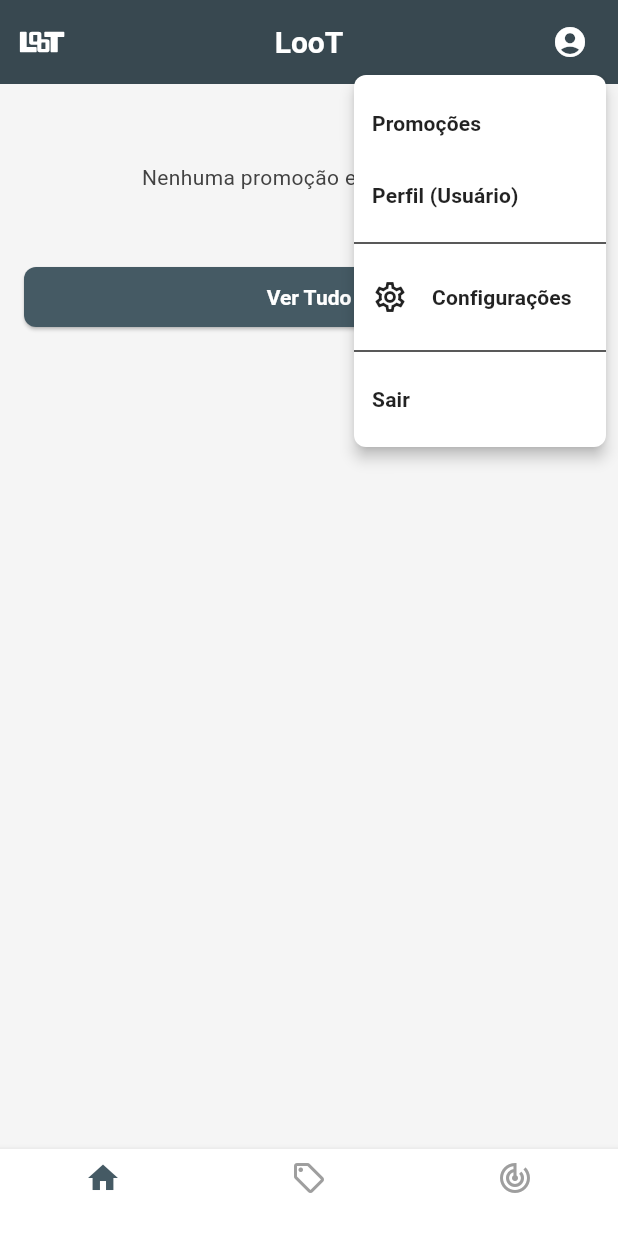
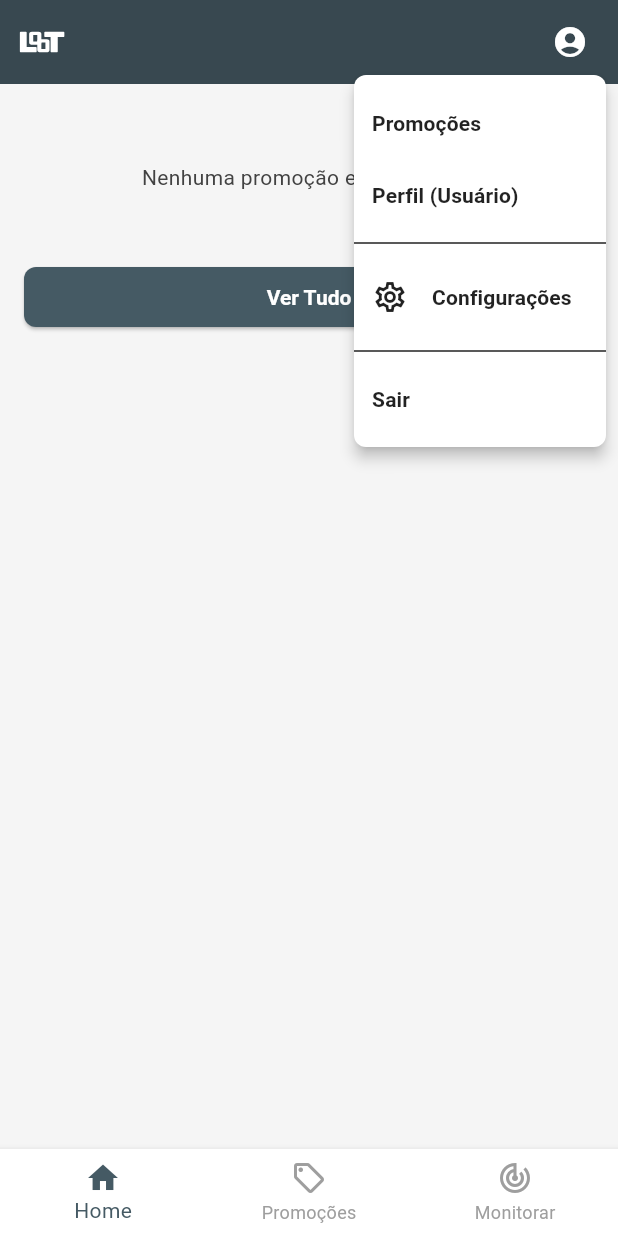
Before and after one commit to lopesDilceu/LootApp, a Flutter app: the screen it shows once a user with an empty profile is signed in, after a tap on the "account circle" icon, on a phone screen of 412 x 824 dp. Run offline on Flutter 3.47's test engine with Material 3 defaults, Android fonts, the phone set to English and light mode, and no system bars; our stand-ins replace cloud_firestore, firebase_auth, firebase_core, flutter_svg, get, get_storage and 1 more; accounts and stored records are empty; network calls fail; Roboto replaces fonts that are missing (AlumniSansSC).

Commit message:
refact: serachbar on CommonAppBar now

```diff
--- a/lib/app/screens/deals/deals_list_screen_content.dart
+++ b/lib/app/screens/deals/deals_list_screen_content.dart
@@ -15,43 +15,43 @@
       child: Column(
         children: [
           // Barra de Busca NO CORPO DA TELA
-          Padding(
-            padding: const EdgeInsets.fromLTRB(10, 10, 10, 0),
-            child: Row(
-              children: [
-                Expanded(
-                  child: TextField(
-                    controller: controller.searchTEC, // Usa o searchTEC do DealsController
-                    decoration: InputDecoration(
-                      hintText: "Ex: Batman, Call of Duty...",
-                      prefixIcon: const Icon(Icons.search),
-                      border: const OutlineInputBorder(),
-                      suffixIcon: Obx(() =>
-                      controller.searchQuery.value.isNotEmpty // <<< OBSERVA A VARIÁVEL RxString searchQuery
-                          ? IconButton(
-                              icon: const Icon(Icons.clear),
-                              onPressed: controller.clearSearchInScreenAndFetchInitial,
-                            )
-                          : const SizedBox.shrink()),
-                    ),
-                    onSubmitted: (value) {
-                      controller.searchGamesByTitleInScreen(value);
-                    },
-                  ),
-                ),
-                const SizedBox(width: 8),
-                ElevatedButton.icon(
-                  icon: const Icon(Icons.search),
-                  label: const Text("Buscar"),
-                  onPressed: () {
-                    controller.searchGamesByTitleInScreen(controller.searchTEC.text);
-                    FocusScope.of(context).unfocus();
-                  },
-                  style: ElevatedButton.styleFrom(padding: const EdgeInsets.symmetric(vertical: 15, horizontal: 12)),
-                )
-              ],
-            ),
-          ),
+          // Padding(
+          //   padding: const EdgeInsets.fromLTRB(10, 10, 10, 0),
+          //   child: Row(
+          //     children: [
+          //       Expanded(
+          //         child: TextField(
+          //           controller: controller.searchTEC, // Usa o searchTEC do DealsController
+          //           decoration: InputDecoration(
+          //             hintText: "Ex: Batman, Call of Duty...",
+          //             prefixIcon: const Icon(Icons.search),
+          //             border: const OutlineInputBorder(),
+          //             suffixIcon: Obx(() =>
+          //             controller.searchQuery.value.isNotEmpty // <<< OBSERVA A VARIÁVEL RxString searchQuery
+          //                 ? IconButton(
+          //                     icon: const Icon(Icons.clear),
+          //                     onPressed: controller.clearSearchInScreenAndFetchInitial,
+          //                   )
+          //                 : const SizedBox.shrink()),
+          //           ),
+          //           onSubmitted: (value) {
+          //             controller.searchGamesByTitleInScreen(value);
+          //           },
+          //         ),
+          //       ),
+          //       const SizedBox(width: 8),
+          //       ElevatedButton.icon(
+          //         icon: const Icon(Icons.search),
+          //         label: const Text("Buscar"),
+          //         onPressed: () {
+          //           controller.searchGamesByTitleInScreen(controller.searchTEC.text);
+          //           FocusScope.of(context).unfocus();
+          //         },
+          //         style: ElevatedButton.styleFrom(padding: const EdgeInsets.symmetric(vertical: 15, horizontal: 12)),
+          //       )
+          //     ],
+          //   ),
+          // ),
           // Botão de Filtro
           Padding(
             padding: const EdgeInsets.symmetric(horizontal: 12.0, vertical: 8.0),
--- a/lib/app/screens/main_navigation/main_navigation_screen.dart
+++ b/lib/app/screens/main_navigation/main_navigation_screen.dart
@@ -1,5 +1,6 @@
 import 'package:flutter/material.dart';
 import 'package:get/get.dart';
+import 'package:loot_app/app/controllers/deals_controller.dart';
 import 'package:loot_app/app/controllers/main_navigation_controller.dart';
 import 'package:loot_app/app/widgets/common/app_bar.dart';
 
@@ -8,16 +9,26 @@
 
   @override
   Widget build(BuildContext context) {
-    return Scaffold(
+    return GestureDetector(
+      behavior: HitTestBehavior.translucent,  // importante para captar toques em áreas vazias
+      onTap: () {
+        FocusScope.of(context).unfocus();  // tira o foco do TextField
+      },
+      child: Scaffold(
         appBar: PreferredSize(
           preferredSize: const Size.fromHeight(kToolbarHeight),
-        child: Obx(
-          () => CommonAppBar(
-            title: controller.appBarTitle.value,
-            isSecondaryPageActive:
-                controller.isSecondaryPageActive, // Passa o estado
-          ),
-        ),
+          child: Obx(() {
+            bool showSearch = controller.selectedIndex.value == 1; // aba promoções
+
+            return CommonAppBar(
+              isSecondaryPageActive: controller.isSecondaryPageActive,
+              showSearchBar: showSearch,
+              onSearchSubmitted: (query) {
+                final dealsController = Get.find<DealsController>();
+                dealsController.searchGamesByTitleInScreen(query);
+              },
+            );
+          }),
         ),
         body: Obx(() {
           if (controller.secondaryPageContent.value != null) {
@@ -31,29 +42,30 @@
         bottomNavigationBar: Obx(
           () => controller.showBottomNavBar.value
               ? BottomNavigationBar(
-                type: BottomNavigationBarType.fixed, // Evita rotação do ícone
+                  type: BottomNavigationBarType.fixed,
                   onTap: controller.changeTabPage,
                   currentIndex: controller.selectedIndex.value,
                   items: const <BottomNavigationBarItem>[
                     BottomNavigationBarItem(
                       icon: Icon(Icons.home_outlined),
                       activeIcon: Icon(Icons.home),
-                    label: '', // Removendo o label
+                      label: 'Home',
                     ),
                     BottomNavigationBarItem(
                       icon: Icon(Icons.local_offer_outlined),
                       activeIcon: Icon(Icons.local_offer),
-                    label: '', // Removendo o label
+                      label: 'Promoções',
                     ),
                     BottomNavigationBarItem(
                       icon: Icon(Icons.track_changes_outlined),
                       activeIcon: Icon(Icons.track_changes),
-                    label: '', // Removendo o label
+                      label: 'Monitorar',
                     ),
                   ],
                 )
               : const SizedBox.shrink(),
         ),
+      ),
     );
   }
 }
--- a/lib/app/widgets/common/app_bar.dart
+++ b/lib/app/widgets/common/app_bar.dart
@@ -11,23 +11,57 @@
 import 'package:loot_app/app/services/auth/auth_service.dart';
 
 
-class CommonAppBar extends StatelessWidget implements PreferredSizeWidget {
-  final String title;
+class CommonAppBar extends StatefulWidget implements PreferredSizeWidget {
   final bool isSecondaryPageActive;
+  final bool showSearchBar;
+  final Function(String)? onSearchSubmitted;
 
   const CommonAppBar({
     super.key,
-    required this.title,
     this.isSecondaryPageActive = false,
+    this.showSearchBar = false,
+    this.onSearchSubmitted,
   });
 
   @override
+  State<CommonAppBar> createState() => _CommonAppBarState();
+
+  @override
+  Size get preferredSize => const Size.fromHeight(kToolbarHeight);
+}
+
+class _CommonAppBarState extends State<CommonAppBar> {
+  late final TextEditingController _searchTEC;
+
+  bool _hasText = false;
+
+  @override
+  void initState() {
+    super.initState();
+    _searchTEC = TextEditingController();
+    _searchTEC.addListener(() {
+      final hasTextNow = _searchTEC.text.isNotEmpty;
+      print('Texto digitado: ${_searchTEC.text}, hasTextNow: $hasTextNow');
+      if (hasTextNow != _hasText) {
+        setState(() {
+          _hasText = hasTextNow;
+        });
+      }
+    });
+  }
+
+  @override
+  void dispose() {
+    _searchTEC.dispose();
+    super.dispose();
+  }
+
+  @override
   Widget build(BuildContext context) {
-    final AuthService authService = AuthService.to;
-    final MainNavigationController mainNavController = MainNavigationController.to;
+    final mainNavController = MainNavigationController.to;
 
     return AppBar(
-      leading: isSecondaryPageActive
+      leading: widget.isSecondaryPageActive
           ? IconButton(
               icon: const Icon(Icons.arrow_back, color: Colors.white),
               tooltip: "Voltar",
@@ -35,19 +69,49 @@
             )
           : IconButton(
               icon: SvgPicture.asset(
-                'assets/images/logos/logo-text-dark.svg', // Use 'assets/' para mobile
+                'assets/images/logos/logo-text-dark.svg',
                 colorFilter: const ColorFilter.mode(Colors.white, BlendMode.srcIn),
-                width: 32, height: 32,
+                width: 32,
+                height: 32,
                 semanticsLabel: "Logo Loot App",
               ),
               tooltip: 'Página Inicial',
               onPressed: () => mainNavController.changeTabPage(0),
             ),
-      title: Text(title),
+      title: widget.showSearchBar
+          ? TextField(
+              controller: _searchTEC,
+              autofocus: false,
+              style: const TextStyle(color: Colors.white),
+              decoration: InputDecoration(
+                hintText: 'Buscar promoções...',
+                hintStyle: const TextStyle(color: Colors.white70),
+                border: InputBorder.none,
+                suffixIcon: _hasText
+                    ? IconButton(
+                        icon: const Icon(Icons.close, color: Colors.white),
+                        onPressed: () {
+                          _searchTEC.clear();
+                          // Se quiser, pode chamar o onSearchSubmitted com string vazia:
+                          if (widget.onSearchSubmitted != null) {
+                            widget.onSearchSubmitted!('');
+                          }
+                        },
+                      )
+                    : const Icon(Icons.search, color: Colors.white),
+              ),
+              textInputAction: TextInputAction.search,
+              onSubmitted: (value) {
+                if (widget.onSearchSubmitted != null) {
+                  widget.onSearchSubmitted!(value);
+                }
+              },
+            )
+          : null,
       centerTitle: true,
       actions: <Widget>[
-            GetX<AuthService>(
-              builder: (authCtrl) {
+          GetX<AuthService>(
+            builder: (authCtrl) {
                 List<PopupMenuEntry<String>> items = [];
                 if (authCtrl.isLoggedIn) {
                   items.addAll([
@@ -88,12 +152,9 @@
                   itemBuilder: (BuildContext context) => items,
                 );
               },
-            ),
-            const SizedBox(width: 8),
-          ],
+          ),
+        const SizedBox(width: 8),
+      ],
     );
   }
-
-  @override
-  Size get preferredSize => const Size.fromHeight(kToolbarHeight);
 }
```
Also changed, not shown: lib/app/constants/api/api_constants.dart (+8 -8 lines), lib/app/widgets/deals/list_item_deal_card_widget.dart (+40 -11 lines), 1 other file. Lines whose indentation alone changed are shown as unchanged.
